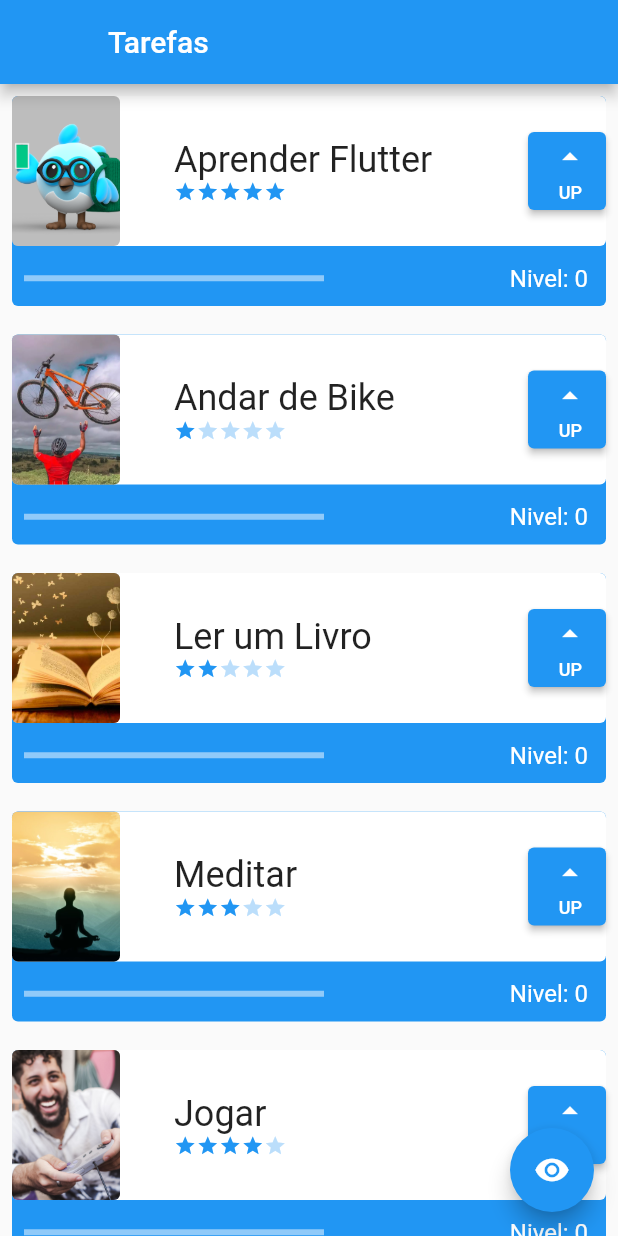
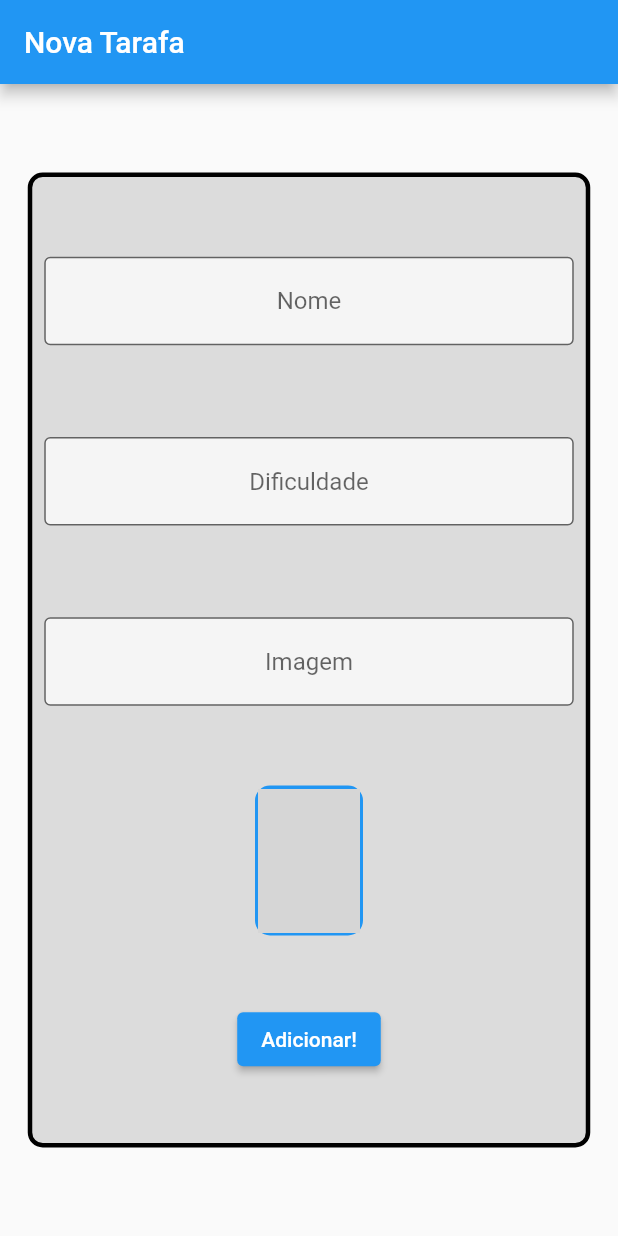
Before and after one commit to LeviDantas01/lista-de-tarefas-alura, a Flutter app: the screen it shows after launch, on a phone screen of 412 x 824 dp. Run offline on Flutter 3.47's test engine with Material 2 defaults, Android fonts, the phone set to English and light mode, and no system bars; network calls fail; grey boxes are pictures that could not be loaded.

```diff
--- a/lib/main.dart
+++ b/lib/main.dart
@@ -1,4 +1,5 @@
 import 'package:flutter/material.dart';
+import 'package:nosso_primeiro_projeto/screens/form_screen.dart';
 import 'package:nosso_primeiro_projeto/screens/initial_screen.dart';
 
 void main() {
@@ -16,7 +17,7 @@ class MyApp extends StatelessWidget {
       theme: ThemeData(
         primarySwatch: Colors.blue,
       ),
-      home: const InitialScreen(),
+      home: FormScreen(),
     );
   }
 }
--- /dev/null
+++ b/lib/screens/form_screen.dart
@@ -0,0 +1,119 @@
+import 'package:flutter/material.dart';
+import 'package:flutter/services.dart';
+
+class FormScreen extends StatefulWidget {
+  FormScreen({super.key});
+
+  @override
+  State<FormScreen> createState() => _FormScreenState();
+}
+
+class _FormScreenState extends State<FormScreen> {
+  TextEditingController nameController = TextEditingController();
+
+  TextEditingController difficultyController = TextEditingController();
+
+  TextEditingController imageController = TextEditingController();
+
+  @override
+  Widget build(BuildContext context) {
+    return Scaffold(
+      appBar: AppBar(
+        title: const Text('Nova Tarafa'),
+      ),
+      body: Center(
+        child: SingleChildScrollView(
+          child: Container(
+            height: 650,
+            width: 375,
+            decoration: BoxDecoration(
+              color: Colors.black12,
+              borderRadius: BorderRadius.circular(10),
+              border: Border.all(width: 3),
+            ),
+            child: Column(
+              mainAxisAlignment: MainAxisAlignment.spaceEvenly,
+              crossAxisAlignment: CrossAxisAlignment.center,
+              children: [
+                Padding(
+                  padding: const EdgeInsets.all(8.0),
+                  child: TextFormField(
+                    controller: nameController,
+                    decoration: const InputDecoration(
+                      border: OutlineInputBorder(),
+                      hintText: 'Nome',
+                      fillColor: Colors.white70,
+                      filled: true,
+                    ),
+                    textAlign: TextAlign.center,
+                  ),
+                ),
+                Padding(
+                  padding: const EdgeInsets.all(8.0),
+                  child: TextFormField(
+                    controller: difficultyController,
+                    keyboardType: TextInputType.number,
+                    decoration: const InputDecoration(
+                      border: OutlineInputBorder(),
+                      hintText: 'Dificuldade',
+                      fillColor: Colors.white70,
+                      filled: true,
+                    ),
+                    textAlign: TextAlign.center,
+                  ),
+                ),
+                Padding(
+                  padding: const EdgeInsets.all(8.0),
+                  child: TextFormField(
+                    onChanged: (text) {
+                      setState(() {});
+                    },
+                    keyboardType: TextInputType.url,
+                    controller: imageController,
+                    decoration: const InputDecoration(
+                      border: OutlineInputBorder(),
+                      hintText: 'Imagem',
+                      fillColor: Colors.white70,
+                      filled: true,
+                    ),
+                    textAlign: TextAlign.center,
+                  ),
+                ),
+                Container(
+                  height: 100,
+                  width: 72,
+                  decoration: BoxDecoration(
+                    color: Colors.blue,
+                    borderRadius: BorderRadius.circular(10),
+                    border: Border.all(
+                      width: 2,
+                      color: Colors.blue,
+                    ),
+                  ),
+                  child: ClipRRect(
+                    borderRadius: BorderRadius.circular(10),
+                    child: Image.network(
+                      imageController.text,
+                      fit: BoxFit.cover,
+                      errorBuilder: (BuildContext context, Object exception,
+                          StackTrace? stackTrace) {
+                        return Image.network(
+                          'https://t4.ftcdn.net/jpg/04/00/24/31/360_F_400243185_BOxON3h9avMUX10RsDkt3pJ8iQx72kS3.jpg',
+                          fit: BoxFit.cover,
+                        );
+                      },
+                    ),
+                  ),
+                ),
+                ElevatedButton(
+                  onPressed: () {},
+                  child: Text('Adicionar!'),
+                ),
+              ],
+            ),
+          ),
+        ),
+      ),
+    );
+  }
+}
```
